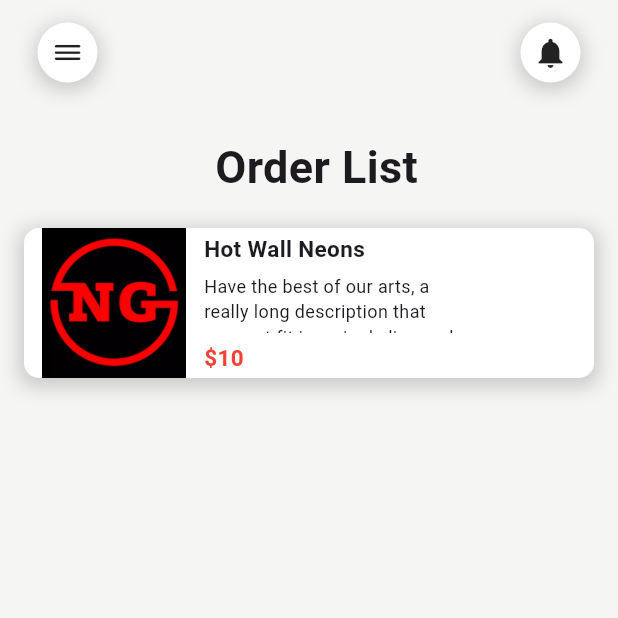
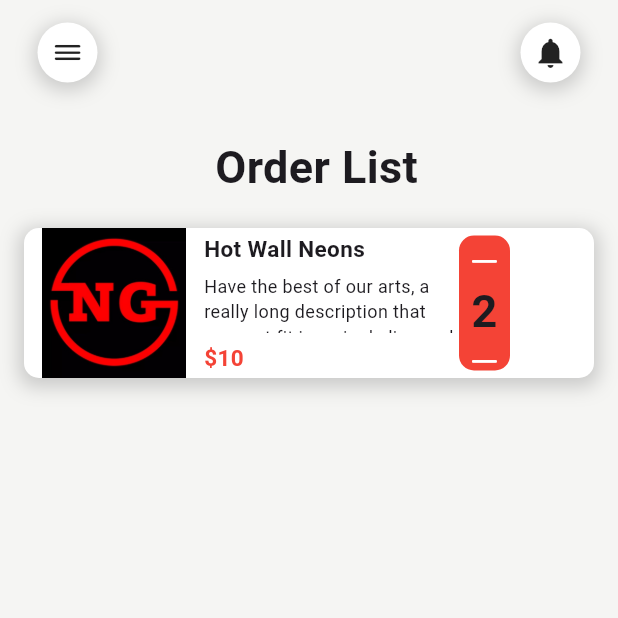
Before and after one commit to Katchietsnouva/family_health_app, a Flutter app: the CartPage screen opened by its route, on a phone screen of 412 x 824 dp, the top half of it. Run offline on Flutter 3.47's test engine with Material 3 defaults, Android fonts, the phone set to English and light mode, and no system bars; our stand-ins replace flutter_rating_bar.

Commit message:
commit 0.72

```diff
--- a/lib/Pages/CartPage.dart
+++ b/lib/Pages/CartPage.dart
@@ -1,4 +1,5 @@
 import 'package:family_health_app/Widgets/AppBarWidget.dart';
+import 'package:flutter/cupertino.dart';
 import 'package:flutter/material.dart';
 
 class CartPage extends StatelessWidget {
@@ -101,6 +102,34 @@ class CartPage extends StatelessWidget {
                               ],
                             ),
                           ),
+                          Padding(
+                            padding: EdgeInsets.symmetric(vertical: 5),
+                            child: Container(
+                              padding: EdgeInsets.all(5),
+                              decoration: BoxDecoration(
+                                color: Colors.red,
+                                borderRadius: BorderRadius.circular(10),
+                            ),
+                            child: Column(
+                              children: [
+                                Icon(
+                                  CupertinoIcons.minus,
+                                  color: Colors.white,
+                                ),
+                                Text(
+                                  "2",
+                                  style: TextStyle(
+                                  fontWeight: FontWeight.bold,
+                                  fontSize: 30,
+                                ),
+                                ),
+                                Icon(
+                                  CupertinoIcons.minus,
+                                  color: Colors.white,
+                                ),
+                              ],
+                            ),)
+                          ),
 
 
 
```
